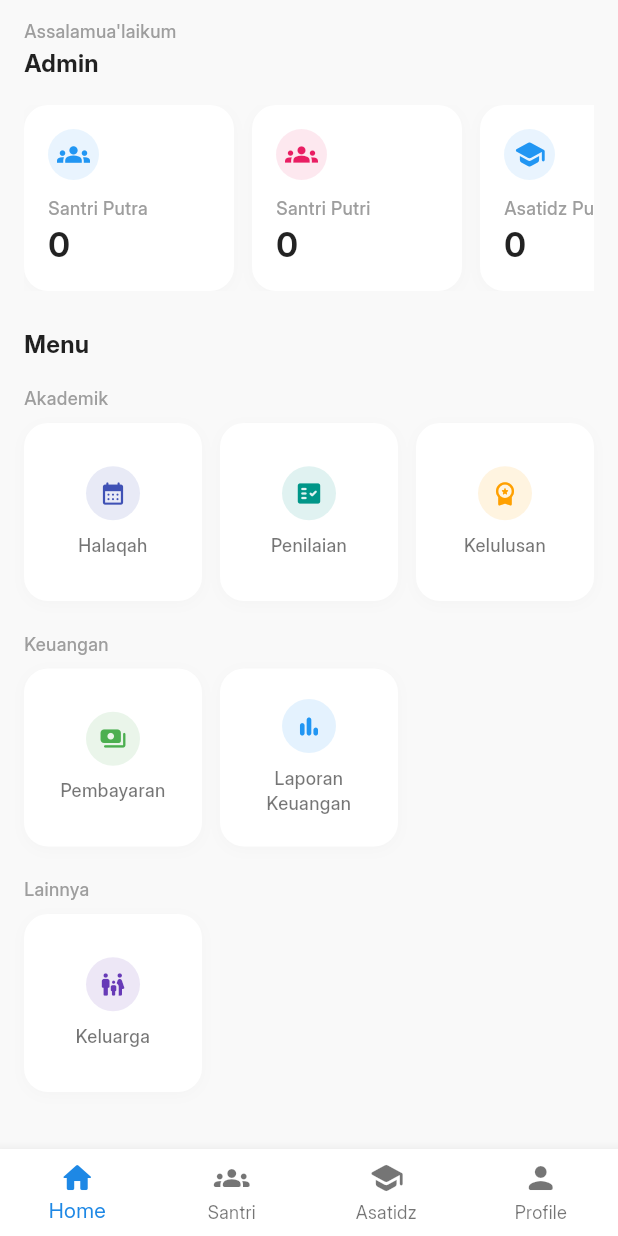
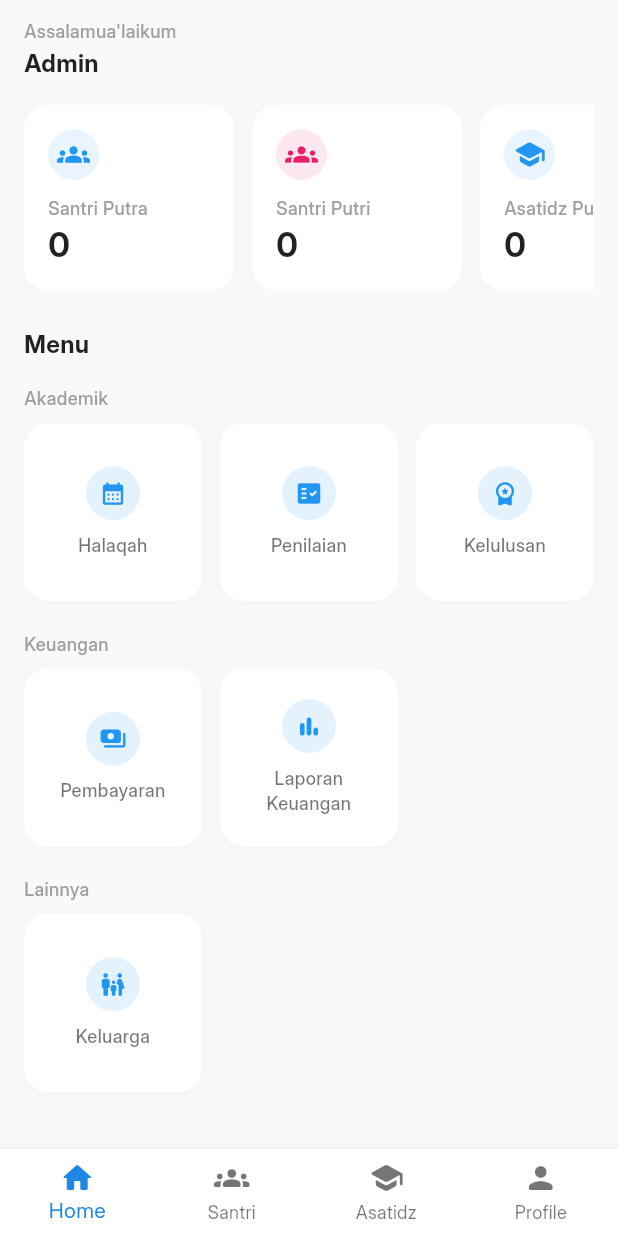
Before and after one commit to jafar144/tahfiz_app, a Flutter app: the AdminShellPage screen opened directly, on a phone screen of 412 x 824 dp. Run offline on Flutter 3.47's test engine with Material 3 defaults, Android fonts, the phone set to English and light mode, and no system bars; drawn by our look-alikes of skeletonizer; our stand-ins replace cloud_firestore, equatable, firebase_auth, firebase_core, firebase_messaging, firebase_storage and 11 more; missing offline and left inert: dart_either; accounts and stored records are empty; statements that could not run were skipped.

Commit message:
ui: balikin icon jadi biru

```diff
--- a/lib/features/home/presentation/pages/admin_home_page.dart
+++ b/lib/features/home/presentation/pages/admin_home_page.dart
@@ -133,19 +133,19 @@ class _AdminHomePageState extends State<AdminHomePage> {
                 MenuCard(
                   icon: Icons.calendar_month_rounded,
                   title: 'Halaqah',
-                  color: Colors.indigo,
+                  color: Colors.blue,
                   onTap: () => context.pushNamed(RouteNames.adminSchedule),
                 ),
                 MenuCard(
                   icon: Icons.fact_check_rounded,
                   title: 'Penilaian',
-                  color: Colors.teal,
+                  color: Colors.blue,
                   onTap: () => context.pushNamed(RouteNames.adminAssessment),
                 ),
                 MenuCard(
                   icon: Icons.workspace_premium_rounded,
                   title: 'Kelulusan',
-                  color: Colors.amber.shade700,
+                  color: Colors.blue,
                   onTap: () => context.pushNamed(RouteNames.adminSyahadah),
                 ),
               ]),
@@ -156,7 +156,7 @@ class _AdminHomePageState extends State<AdminHomePage> {
                 MenuCard(
                   icon: Icons.payments_rounded,
                   title: 'Pembayaran',
-                  color: Colors.green,
+                  color: Colors.blue,
                   onTap: () => context.pushNamed(RouteNames.adminPayment),
                 ),
                 MenuCard(
@@ -173,7 +173,7 @@ class _AdminHomePageState extends State<AdminHomePage> {
                 MenuCard(
                   icon: Icons.family_restroom_rounded,
                   title: 'Keluarga',
-                  color: Colors.deepPurple,
+                  color: Colors.blue,
                   onTap: () => context.pushNamed(RouteNames.adminFamily),
                 ),
               ]),
```
